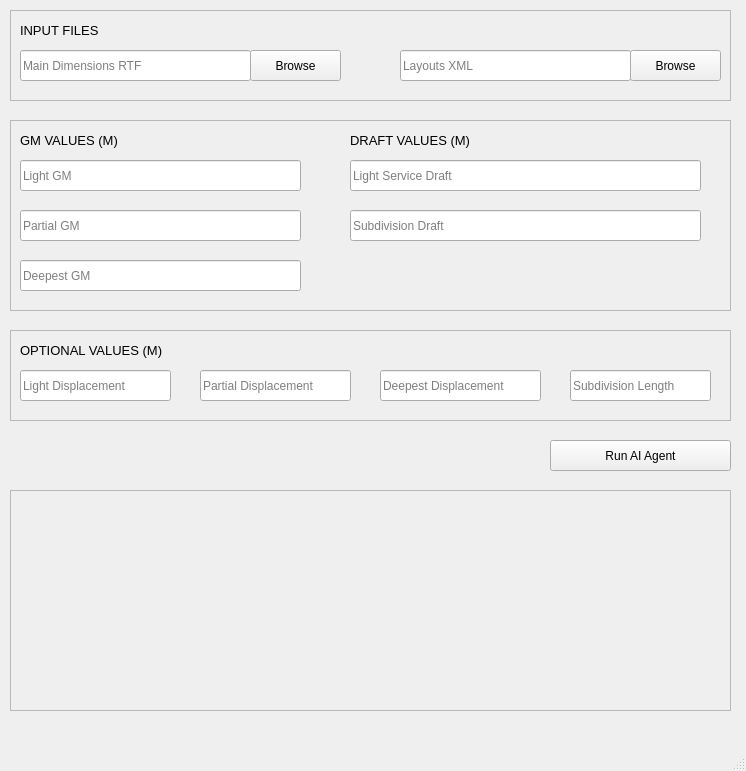
Old version of the form src/app/ui/agentMainWindow.ui in the repository Conoship/pias.
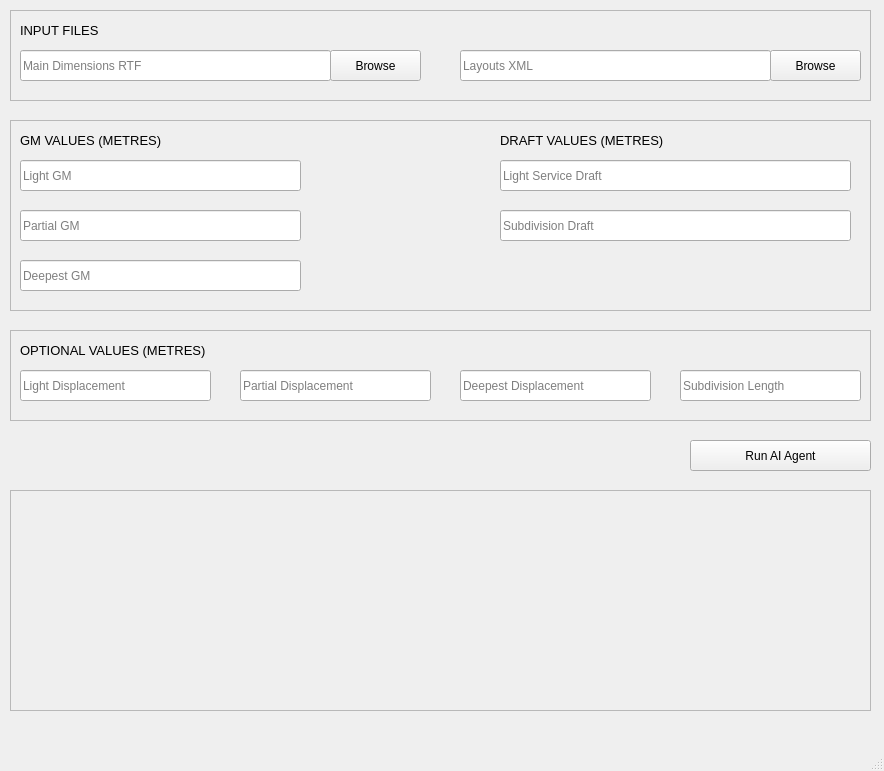
New version of the form.

The edit to the form file:
```diff
--- a/src/app/ui/agentMainWindow.ui
+++ b/src/app/ui/agentMainWindow.ui
@@ -6,7 +6,7 @@
    <rect>
     <x>0</x>
     <y>0</y>
-    <width>746</width>
+    <width>884</width>
     <height>771</height>
    </rect>
   </property>
@@ -17,7 +17,7 @@
    <widget class="QPushButton" name="runBtn">
     <property name="geometry">
      <rect>
-      <x>550</x>
+      <x>690</x>
       <y>440</y>
       <width>181</width>
       <height>31</height>
@@ -32,7 +32,7 @@
      <rect>
       <x>10</x>
       <y>10</y>
-      <width>721</width>
+      <width>861</width>
       <height>91</height>
      </rect>
     </property>
@@ -47,7 +47,7 @@
       <rect>
        <x>10</x>
        <y>40</y>
-       <width>231</width>
+       <width>311</width>
        <height>31</height>
       </rect>
      </property>
@@ -64,9 +64,9 @@
     <widget class="QLineEdit" name="layoutsLineEdit">
      <property name="geometry">
       <rect>
-       <x>390</x>
+       <x>450</x>
        <y>40</y>
-       <width>231</width>
+       <width>311</width>
        <height>31</height>
       </rect>
      </property>
@@ -83,7 +83,7 @@
     <widget class="QPushButton" name="mainDimsBtn">
      <property name="geometry">
       <rect>
-       <x>240</x>
+       <x>320</x>
        <y>40</y>
        <width>91</width>
        <height>31</height>
@@ -96,7 +96,7 @@
     <widget class="QPushButton" name="layoutsBtn">
      <property name="geometry">
       <rect>
-       <x>620</x>
+       <x>760</x>
        <y>40</y>
        <width>91</width>
        <height>31</height>
@@ -130,7 +130,7 @@
      <rect>
       <x>10</x>
       <y>120</y>
-      <width>721</width>
+      <width>861</width>
       <height>191</height>
      </rect>
     </property>
@@ -177,7 +177,7 @@
       </font>
      </property>
      <property name="text">
-      <string>GM VALUES (M)</string>
+      <string>GM VALUES (METRES)</string>
      </property>
     </widget>
     <widget class="QLineEdit" name="deepestGMLineEdit">
@@ -221,7 +221,7 @@
     <widget class="QLineEdit" name="subdivDraftLineEdit">
      <property name="geometry">
       <rect>
-       <x>340</x>
+       <x>490</x>
        <y>90</y>
        <width>351</width>
        <height>31</height>
@@ -240,7 +240,7 @@
     <widget class="QLineEdit" name="lightServiceDraftLineEdit">
      <property name="geometry">
       <rect>
-       <x>340</x>
+       <x>490</x>
        <y>40</y>
        <width>351</width>
        <height>31</height>
@@ -259,7 +259,7 @@
     <widget class="QLabel" name="draftValuesLabel">
      <property name="geometry">
       <rect>
-       <x>340</x>
+       <x>490</x>
        <y>0</y>
        <width>211</width>
        <height>41</height>
@@ -271,7 +271,7 @@
       </font>
      </property>
      <property name="text">
-      <string>DRAFT VALUES (M)</string>
+      <string>DRAFT VALUES (METRES)</string>
      </property>
     </widget>
    </widget>
@@ -280,7 +280,7 @@
      <rect>
       <x>10</x>
       <y>490</y>
-      <width>721</width>
+      <width>861</width>
       <height>221</height>
      </rect>
     </property>
@@ -296,7 +296,7 @@
      <rect>
       <x>10</x>
       <y>330</y>
-      <width>721</width>
+      <width>861</width>
       <height>91</height>
      </rect>
     </property>
@@ -311,7 +311,7 @@
       <rect>
        <x>10</x>
        <y>40</y>
-       <width>151</width>
+       <width>191</width>
        <height>31</height>
       </rect>
      </property>
@@ -330,7 +330,7 @@
       <rect>
        <x>10</x>
        <y>0</y>
-       <width>211</width>
+       <width>231</width>
        <height>41</height>
       </rect>
      </property>
@@ -340,15 +340,15 @@
       </font>
      </property>
      <property name="text">
-      <string>OPTIONAL VALUES (M)</string>
+      <string>OPTIONAL VALUES (METRES)</string>
      </property>
     </widget>
     <widget class="QLineEdit" name="deepestDisplacementLineEdit">
      <property name="geometry">
       <rect>
-       <x>370</x>
+       <x>450</x>
        <y>40</y>
-       <width>161</width>
+       <width>191</width>
        <height>31</height>
       </rect>
      </property>
@@ -365,9 +365,9 @@
     <widget class="QLineEdit" name="partialDisplacementLineEdit">
      <property name="geometry">
       <rect>
-       <x>190</x>
+       <x>230</x>
        <y>40</y>
-       <width>151</width>
+       <width>191</width>
        <height>31</height>
       </rect>
      </property>
@@ -384,9 +384,9 @@
     <widget class="QLineEdit" name="subdivLenLineEdit">
      <property name="geometry">
       <rect>
-       <x>560</x>
+       <x>670</x>
        <y>40</y>
-       <width>141</width>
+       <width>181</width>
        <height>31</height>
       </rect>
      </property>
```
Left out of the diff: 2 changed lines with no effect on the pictures.
